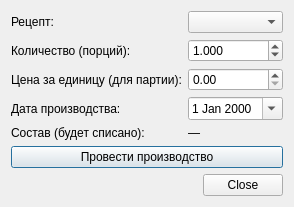
Before: the Qt Designer form ui/productionrundialog.ui in MikhailBersenev/easyPOS, drawn with Qt 5.
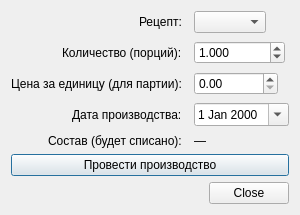
After: the same form once the commit is applied.

The edit to the form file:
```diff
--- a/ui/productionrundialog.ui
+++ b/ui/productionrundialog.ui
@@ -11,6 +11,10 @@
   <layout class="QVBoxLayout" name="mainLayout">
    <item>
     <layout class="QFormLayout" name="formLayout">
+     <property name="verticalSpacing"><number>8</number></property>
+     <property name="horizontalSpacing"><number>12</number></property>
+     <property name="fieldGrowthPolicy"><enum>QFormLayout::ExpandingFieldsGrow</enum></property>
+     <property name="labelAlignment"><set>Qt::AlignRight|Qt::AlignVCenter</set></property>
      <item row="0" column="0">
       <widget class="QLabel" name="recipeLabel">
        <property name="text">
```
